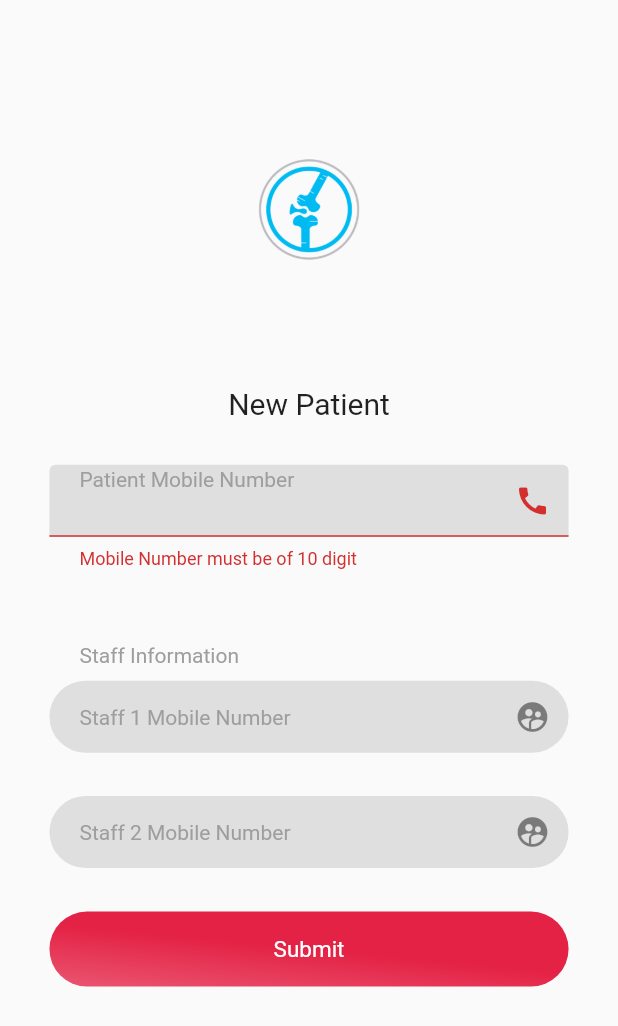
After one commit to RishabhAgarwal-2001/Exercise_Tracker_Doctor, a Flutter app: the AddPatient screen opened directly, after a tap on "Submit", on a phone screen of 412 x 824 dp. The commit adds this screen. Shown: the top 1026 px of the screen. Run offline on Flutter 3.47's test engine with Material 2 defaults, Android fonts, the phone set to English and light mode, and no system bars; our stand-ins replace auto_size_text, badges, charts_flutter, firebase_auth, flutter_phoenix, font_awesome_flutter and 4 more; missing offline and left inert: google_map_location_picker, menu_button; accounts and stored records are empty.

Commit message:
New Patient Add Form

```diff
--- a/lib/screens/main/components/list_of_patients.dart
+++ b/lib/screens/main/components/list_of_patients.dart
@@ -6,6 +6,7 @@ import 'package:exercise_tracker_doctor/screens/main/components/patient_card.dar
 import 'dart:async';
 import 'package:exercise_tracker_doctor/screens/main/components/side_menu.dart';
 import 'package:exercise_tracker_doctor/screens/patient/patient.dart';
+import 'package:exercise_tracker_doctor/screens/patient/addPatient.dart';
 import 'dart:convert';
 
 // TODO (1): Add Shimmer While Loading
@@ -157,10 +158,25 @@ class _ListOfPatientsState extends State<ListOfPatients> {
       });
     });
   }
+
   @override
   Widget build(BuildContext context) {
     return Scaffold(
       key: _scaffoldKey,
+      floatingActionButton: userService.userType==0 ? FloatingActionButton.extended(
+        onPressed: () {
+          Navigator.push(
+            context,
+            MaterialPageRoute(
+              builder: (context) =>
+                  AddPatient(),
+            ),
+          );
+        },
+        label: const Text('New Patient'),
+        icon: Icon(Icons.add),
+        backgroundColor: Colors.deepPurple,
+      ) : null,
       drawer: ConstrainedBox(
         constraints: BoxConstraints(maxWidth: 250),
         // TODO: Add Drawer Here
--- /dev/null
+++ b/lib/screens/patient/addPatient.dart
@@ -0,0 +1,338 @@
+import 'package:exercise_tracker_doctor/screens/main/main_screen.dart';
+import 'package:flutter/material.dart';
+import 'dart:math' as math;
+import 'package:exercise_tracker_doctor/widgets/IconImages.dart';
+import 'package:exercise_tracker_doctor/services/authServices/UserTypeService.dart';
+
+
+class AddPatient extends StatefulWidget {
+
+  @override
+  _AddPatient createState() => _AddPatient();
+}
+
+class _AddPatient extends State<AddPatient> {
+  final GlobalKey<FormState> _formKey = GlobalKey<FormState>();
+  final TextEditingController _userNameFirst = new TextEditingController();
+  final TextEditingController _userNameSecond = new TextEditingController();
+  final TextEditingController _department = new TextEditingController();
+  final TextEditingController _designation = new TextEditingController();
+  final TextEditingController _hospital = new TextEditingController();
+  final TextEditingController _patientMobileNumber = new TextEditingController();
+  final TextEditingController _staff1MobileNumber = new TextEditingController();
+  final TextEditingController _staff2MobileNumber = new TextEditingController();
+  bool isLoading;
+  UserTypeService userService;
+
+  final outlineBorder = OutlineInputBorder(
+    borderSide: BorderSide(color: Colors.transparent),
+    borderRadius: const BorderRadius.all(
+      const Radius.circular(50),
+    ),
+  );
+
+  final textFieldPadding = const EdgeInsets.only(bottom: 5, left: 20);
+
+  final filledColor = Color.fromRGBO(0,0,0, 0.11);
+
+  final hintTextStyle = new TextStyle(
+      color: Colors.grey.withOpacity(0.5), fontSize: 14);
+  final hintTextStyleSolid = new TextStyle(
+      color: Colors.grey.withOpacity(1), fontSize: 14);
+
+
+  void successPushPage(int statusCode){
+
+    print("Pushing with status code " + statusCode.toString());
+
+    if(userService.userType == 0 && statusCode == 200){ // Doctor
+      Navigator.of(context).pushReplacement(new MaterialPageRoute(builder: (context)=> MainScreen()));
+    }
+    else if(userService.userType == 1 && statusCode == 200){ // Staff
+      Navigator.of(context).pushReplacement(new MaterialPageRoute(builder: (context)=> MainScreen())); //todo
+    }
+    else{
+      print("Some error");
+    }
+  }
+
+  Future<void> _registerDoctor() async {
+    setState(() {
+      isLoading = true;
+    });
+    print("Line Number 60");
+    int statusCode = await userService.registerDoctor(_userNameSecond.text, _userNameSecond.text, _department.text, _designation.text,_hospital.text);
+    successPushPage(statusCode);
+  }
+
+  Future<void> _addPatient() async {
+    setState(() {
+      isLoading = true;
+    });
+    print("Make an API Call Here to Add Patient");
+    setState(() {
+      isLoading = false;
+    });
+  }
+
+
+  String _mobileValidator(String value) {
+    String patttern = r'(^(?:[+0]9)?[0-9]{10,12}$)';
+    RegExp regExp = new RegExp(patttern);
+
+    if (value.trim().length != 10)
+      return 'Mobile Number must be of 10 digit';
+    else if (!regExp.hasMatch(value)) {
+      return 'Please enter valid mobile number';
+    }
+    else
+      return null;
+  }
+
+  String _staffMobileValidator(String value) {
+    if(value.trim().length == 0) return null;
+    else return _mobileValidator(value);
+  }
+
+  String _nameValidator(String value) {
+
+    if (value.trim().length == 0)
+      return 'Field Can not be Empty';
+    else
+      return null;
+  }
+
+  @override
+  void initState() {
+    isLoading = false;
+    userService = UserTypeService();
+    super.initState();
+  }
+
+  @override
+  Widget build(BuildContext context) {
+    return  SafeArea(
+      child: new LayoutBuilder(
+          builder: (BuildContext context, BoxConstraints constraints) {
+            double width = constraints.maxWidth;
+            return Scaffold(
+                body : SingleChildScrollView(
+                  child: Stack(
+                    children: [
+                      SizedBox(
+                        height: constraints.maxHeight,
+                        child: Column(
+                          children: [
+                            Expanded(
+                              child: Column(
+                                mainAxisAlignment: MainAxisAlignment.spaceEvenly,
+                                children: [
+                                  Padding(
+                                    padding: const EdgeInsets.only(right: 38),
+                                    child: Row(
+                                      mainAxisAlignment: MainAxisAlignment.end,
+                                      children: [
+                                        Container()
+                                      ],
+                                    ),
+                                  ),
+                                  Center(
+                                      child: TreatmentIconLogoSmall()
+                                  ),
+                                ],
+                              ),
+                              flex: 100,
+                            ),
+                            Expanded(
+                              child: Container(
+                                // color: Colors.pink,
+                                  padding: EdgeInsets.only(
+                                      left: width * (30 / 375),
+                                      right: width * (30 / 375)),
+                                  child: Form(
+                                      key: _formKey,
+                                      child: Column(
+                                        crossAxisAlignment: CrossAxisAlignment.start,
+                                        mainAxisSize: MainAxisSize.max,
+                                        mainAxisAlignment: MainAxisAlignment.spaceEvenly,
+                                        children: [
+                                          Center(
+                                              child: Text(
+                                                "New Patient",
+                                                style: TextStyle(
+                                                  fontSize: 20,
+                                                  fontWeight: FontWeight.normal,
+                                                ),
+                                              )),
+
+                                          TextFormField(
+                                            onSaved: (String val) {},
+                                            validator: _mobileValidator,
+                                            keyboardType: TextInputType.phone,
+                                            controller: _patientMobileNumber,
+                                            decoration: new InputDecoration(
+                                              suffixIcon: Icon(Icons.call),
+
+                                              fillColor: filledColor,
+                                              filled: true,
+                                              contentPadding: textFieldPadding,
+                                              enabledBorder: outlineBorder,
+                                              focusedBorder: outlineBorder,
+                                              hintStyle: hintTextStyleSolid,
+                                              hintText: "Patient Mobile Number",
+                                            ),
+                                            maxLines: 1,
+                                          ),
+
+
+                                          Column(
+                                            crossAxisAlignment: CrossAxisAlignment.start,
+                                            children: [
+                                              Padding(
+                                                padding: const EdgeInsets.only(
+                                                    left: 20, bottom: 9,top: 20),
+                                                child: Text(
+                                                  "Staff Information",
+                                                  style: hintTextStyleSolid,
+                                                ),
+                                              ),
+                                              TextFormField(
+                                                validator: _staffMobileValidator,
+                                                onSaved: (String val) {},
+                                                keyboardType: TextInputType.phone,
+                                                controller: _staff1MobileNumber,//tocahgne
+                                                decoration: new InputDecoration(
+                                                  suffixIcon: Icon(Icons.supervised_user_circle)
+                                                  ,
+                                                  fillColor: filledColor,
+                                                  filled: true,
+                                                  contentPadding: textFieldPadding,
+                                                  enabledBorder: outlineBorder,
+                                                  focusedBorder: outlineBorder,
+                                                  hintStyle: hintTextStyleSolid,
+                                                  hintText: "Staff 1 Mobile Number",
+                                                ),
+                                                maxLines: 1,
+                                              ),
+                                            ],
+                                          ) ,
+                                          TextFormField(
+                                            validator: _staffMobileValidator,
+                                            onSaved: (String val) {},
+                                            keyboardType: TextInputType.phone,
+                                            controller: _staff2MobileNumber,//tocahnge
+                                            decoration: new InputDecoration(
+                                              suffixIcon: Icon(Icons.supervised_user_circle)
+                                              ,
+                                              fillColor: filledColor,
+                                              filled: true,
+                                              contentPadding: textFieldPadding,
+                                              enabledBorder: outlineBorder,
+                                              focusedBorder: outlineBorder,
+                                              hintStyle: hintTextStyleSolid,
+                                              hintText: "Staff 2 Mobile Number",
+                                            ),
+                                            maxLines: 1,
+                                          ),
+                                          InkWell(
+                                              onTap: () async{
+                                                if(_formKey.currentState.validate()){
+                                                  await _addPatient().catchError((e){
+                                                    setState(() {
+                                                      isLoading = false;
+                                                    });
+                                                  });
+                                                }
+                                              },
+                                              child: RaisedPinkButton("Submit")),
+                                        ],
+                                      ))),
+                              flex: 200,
+                            ),
+                            Expanded(
+                              child: Container(
+                                child: Column(
+                                  mainAxisAlignment: MainAxisAlignment.spaceEvenly,
+                                  crossAxisAlignment: CrossAxisAlignment.center,
+                                  children: [
+                                    Text(
+                                      "",
+
+                                    ),
+
+                                    Row(
+                                      mainAxisAlignment: MainAxisAlignment.center,
+                                      children: [
+                                        Text(
+                                          "",
+
+                                        ),
+                                        InkWell(
+                                          onTap: (){
+
+                                          },
+                                          child: Text(
+                                            "",
+                                          ),
+                                        ),
+                                      ],
+                                    )
+                                  ],
+                                ),
+                              ),
+                              flex: 60,
+                            ),
+                          ],
+                        ),
+                      ),
+                      isLoading == true? Container(
+                          color: Colors.black.withOpacity(0.5),
+                          height: MediaQuery.of(context).size.height,
+                          width: MediaQuery.of(context).size.width,
+                          child: Center(child: CircularProgressIndicator(),)):Container(),
+                    ],
+                  ),
+                )
+            );
+          }),
+    );
+
+  }
+}
+
+
+class RaisedPinkButton extends StatelessWidget {
+  RaisedPinkButton(this.str, {this.fontSize = 15, this.onlyBorder = false});
+  final String str;
+  final double fontSize;
+  final bool onlyBorder;
+
+  @override
+  Widget build(BuildContext context) {
+    return Container(
+      decoration: BoxDecoration(
+          borderRadius: BorderRadius.circular(50),
+          gradient: onlyBorder == false ? LinearGradient(
+              begin: Alignment(-1.0, 0.0),
+              end: Alignment(1.0, 0.0),
+              transform: GradientRotation((math.pi) / (360 / 191)),
+              colors: [
+                Color.fromRGBO(228, 34, 69, 1),
+                Color.fromRGBO(228, 34, 69, 0),
+              ],
+              stops: [
+                0.5,
+                1
+              ]
+          ) : null,
+          border: onlyBorder == false ? null : Border.all(
+              color: Color.fromRGBO(228, 34, 69, 1), width: 3)
+      ),
+      height: 50,
+      child: Center(
+        child: Text(
+            str, style: TextStyle(color: Colors.white, fontSize: fontSize)),
+      ),
+    );
+  }
+}
```
